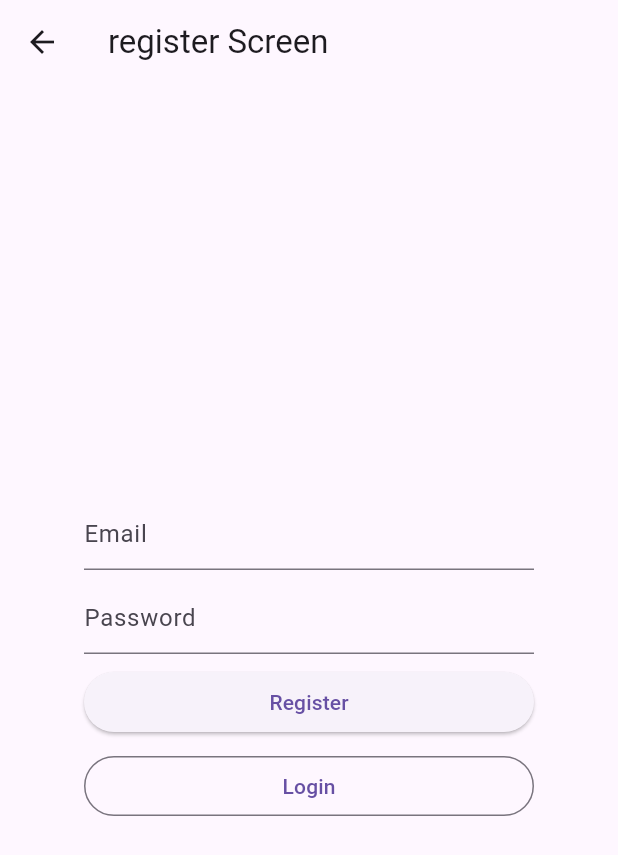
After one commit to yasirkhoirul/FlutterIntermediateDicoding, a Flutter app: the screen it shows after launch, after a tap on "LOGIN", after a tap on "REGISTERs", on a phone screen of 412 x 824 dp. The commit adds this screen. Shown: the top 855 px of the screen. Run offline on Flutter 3.47's test engine with Material 3 defaults, Android fonts, the phone set to English and light mode, and no system bars; our stand-ins replace logger, shared_preferences.

Commit message:
adding redirection navigation

```diff
--- a/navigation_2/lib/main.dart
+++ b/navigation_2/lib/main.dart
@@ -1,9 +1,7 @@
 import 'package:flutter/material.dart';
-import 'package:navigation_2/model/person.dart';
-import 'package:navigation_2/router/pagemanger.dart';
-import 'package:navigation_2/router/route.dart';
-import 'package:navigation_2/screen/detail.dart';
-import 'package:navigation_2/screen/home.dart';
+import 'package:navigation_2/db/authrepo.dart';
+import 'package:navigation_2/provider/auth_provider.dart';
+import 'package:navigation_2/router/route_delegate.dart';
 import 'package:provider/provider.dart';
 
 void main(List<String> args) {
@@ -17,13 +15,22 @@ class MyApp extends StatefulWidget {
 }
 
 class _MyAppState extends State<MyApp> {
+  late Myroute myRouterDelegate;
+  late AuthProvider authProvider;
+  @override
+  void initState() {
+    super.initState();
+    final authrepo = Authrepo();
+    authProvider = AuthProvider(authrepo);
+    myRouterDelegate = Myroute(authrepo);
+  }
   @override
   Widget build(BuildContext context) {
     return ChangeNotifierProvider(
-      create: (context) => Pagemanger(),
+      create: (context) => authProvider,
       child: MaterialApp(
         title: 'navigation2',
-        home: Router(routerDelegate: Myroute(GlobalKey<NavigatorState>()),backButtonDispatcher: RootBackButtonDispatcher(),),
+        home: Router(routerDelegate: myRouterDelegate,backButtonDispatcher: RootBackButtonDispatcher(),),
       ),
     );
   }
--- /dev/null
+++ b/navigation_2/lib/model/user.dart
@@ -0,0 +1,34 @@
+import 'dart:convert';
+
+class User {
+  final String username;
+  final String password;
+  User({required this.username, required this.password});
+  @override
+  String toString() {
+    // unttuk debugging lebih mudah
+    return 'User(username: $username, password: $password)';
+  }
+
+  factory User.fromjson(String source)=> jsonDecode(source);
+  // String jsonString = '{"name": "Ravi", "age": 21}';
+  // var data = jsonDecode(jsonString);
+  // print(data['name']); // Output: Ravi
+  factory User.frommap(Map<String, dynamic> json) {
+    return User(username: json['username'], password: json['password']);
+  }
+
+  String tojson()=> jsonEncode(toMap());
+  Map<String, dynamic> toMap() {
+    return {'username': username, 'password': password};
+  }
+
+  bool operator ==(Object other){
+    if (identical(this, other)) return true;
+    return other is User && other.username == username  && other.password == password;
+  }
+
+  @override
+  // TODO: implement hashCode
+  int get hashCode => Object.hash(username, password);
+}
--- /dev/null
+++ b/navigation_2/lib/provider/auth_provider.dart
@@ -0,0 +1,56 @@
+import 'package:flutter/material.dart';
+import 'package:logger/web.dart';
+import 'package:navigation_2/db/authrepo.dart';
+import 'package:navigation_2/model/user.dart';
+
+class AuthProvider extends ChangeNotifier {
+  final Authrepo authrepostory;
+  AuthProvider(this.authrepostory);
+  bool isloadinglogin = false;
+  bool isloadinglogout = false;
+  bool isloadingregister = false;
+  bool isloggedin = false;
+
+  Future<bool> login(User user) async {
+    isloadinglogin = true;
+    notifyListeners();
+
+    final userState = await authrepostory.getUser();
+    Logger().d(userState);
+    if (user == userState) {
+      await authrepostory.login();
+    }
+    isloggedin = await authrepostory.isLoggedin();
+    isloadinglogin = false;
+    notifyListeners();
+
+    return isloggedin;
+  }
+
+  Future<bool> signout()async{
+    isloadinglogout = false;
+    notifyListeners();
+
+    final logout = await authrepostory.logout();
+
+    if (logout) {
+      await authrepostory.deleteUser();
+    }
+
+    isloggedin = await authrepostory.isLoggedin();
+
+    isloadinglogout =false;
+    notifyListeners();
+
+    return !isloggedin;
+  }
+
+  Future<bool> saveUser(User user) async {
+    isloadingregister = true;
+    notifyListeners();
+    final userState = await authrepostory.saveUser(user);
+    isloadingregister = false;
+    notifyListeners();
+    return userState;
+  }
+}
--- /dev/null
+++ b/navigation_2/lib/router/route_delegate.dart
@@ -0,0 +1,140 @@
+import 'package:flutter/material.dart';
+import 'package:logger/logger.dart';
+import 'package:navigation_2/db/authrepo.dart';
+import 'package:navigation_2/model/person.dart';
+import 'package:navigation_2/screen/detail.dart';
+import 'package:navigation_2/screen/form.dart';
+import 'package:navigation_2/screen/home.dart';
+import 'package:navigation_2/screen/login_screen.dart';
+import 'package:navigation_2/screen/register_screen.dart';
+import 'package:navigation_2/screen/splashscreen.dart';
+
+class Myroute extends RouterDelegate
+    with ChangeNotifier, PopNavigatorRouterDelegateMixin {
+  final GlobalKey<NavigatorState> _navigatorkey;
+  final Authrepo authrepo;
+  Person? persondata;
+  bool isform = false;
+  List<Page> historystack = [];
+  bool? isLoggedin;
+  bool isregistered = false;
+
+  Myroute(this.authrepo) : _navigatorkey = GlobalKey<NavigatorState>() {
+    _init();
+  }
+  _init() async {
+    isLoggedin = await authrepo.isLoggedin();
+    notifyListeners();
+  }
+
+  List<Page> get splashstack => const [
+    MaterialPage(key: ValueKey("splashpage"), child: Splashscreen()),
+  ];
+
+  List<Page> get _loggedOutStack => [
+    MaterialPage(
+      key: ValueKey("loginpage"),
+      child: LoginScreen(
+        onLogin: () {
+          isLoggedin = true;
+          notifyListeners();
+        },
+        onRegister: () {
+          isregistered = true;
+          Logger().d(isregistered);
+          notifyListeners();
+        },
+      ),
+    ),
+    if (isregistered == true)
+      MaterialPage(
+        key: ValueKey("registerpage"),
+        child: RegisterScreen(
+          onLogin: () {
+            isregistered = false;
+            notifyListeners();
+          },
+          onRegister: () {
+            isregistered = false;
+            notifyListeners();
+          },
+        ),
+      ),
+  ];
+
+  List<Page> get loggedinStack => [
+    MaterialPage(
+      key: const ValueKey("quotesPage"),
+      child: Home(
+        ontap: (data) {
+          persondata = data;
+          notifyListeners();
+        },
+        ontapform: () {
+          isform = true;
+          notifyListeners();
+        },
+        onlogout: () {
+          isLoggedin = false;
+          notifyListeners();
+        },
+      ),
+    ),
+    if (persondata != null)
+      MaterialPage(
+        key: ValueKey('detail-${persondata!.id}'),
+        child: Detail(person: persondata ?? Person(0, "nama", "keahlian")),
+      ),
+    if (isform)
+      MaterialPage(
+        key: ValueKey('formscreen'),
+        child: Formscreen(
+          onsend: () {
+            isform = false;
+            notifyListeners();
+          },
+        ),
+      ),
+  ];
+
+  @override
+  Widget build(BuildContext context) {
+    if (isLoggedin == null) {
+      historystack = splashstack;
+    } else if (isLoggedin == true) {
+      historystack = loggedinStack;
+    } else {
+      historystack = _loggedOutStack;
+    }
+    return Navigator(
+      key: navigatorKey,
+      pages: historystack,
+      onDidRemovePage: (page) {
+        if (persondata != null) {
+          if (page.key == ValueKey('detail-${persondata!.id}')) {
+            persondata = null;
+            notifyListeners();
+          }
+        }
+        if (page.key == ValueKey('formscreen')) {
+          isform = false;
+          notifyListeners();
+        }
+        if (page.key == const ValueKey("RegisterPage")) {
+          isregistered = false;
+          notifyListeners();
+        }
+      },
+    );
+  }
+
+  @override
+  // TODO: implement navigatorKey
+  GlobalKey<NavigatorState>? get navigatorKey => _navigatorkey;
+
+  @override
+  Future<void> setNewRoutePath(configuration) {
+    // TODO: implement setNewRoutePath
+    throw UnimplementedError();
+  }
+}
--- /dev/null
+++ b/navigation_2/lib/screen/login_screen.dart
@@ -0,0 +1,105 @@
+import 'package:flutter/material.dart';
+import 'package:navigation_2/model/user.dart';
+import 'package:navigation_2/provider/auth_provider.dart';
+import 'package:provider/provider.dart';
+
+class LoginScreen extends StatefulWidget {
+  final Function() onLogin;
+  final Function() onRegister;
+  const LoginScreen({
+    super.key,
+    required this.onLogin,
+    required this.onRegister,
+  });
+
+  @override
+  State<LoginScreen> createState() => _LoginScreenState();
+}
+
+class _LoginScreenState extends State<LoginScreen> {
+  final emailController = TextEditingController();
+  final passwordController = TextEditingController();
+  final formKey = GlobalKey<FormState>();
+  @override
+  void dispose() {
+    emailController.dispose();
+    passwordController.dispose();
+    super.dispose();
+  }
+
+  @override
+  Widget build(BuildContext context) {
+    // TODO: implement build
+    return Scaffold(
+      appBar: AppBar(title: const Text("Login Screen")),
+      body: Center(
+        child: ConstrainedBox(
+          constraints: const BoxConstraints(maxWidth: 300),
+          child: Form(
+            key: formKey,
+            child: Column(
+              mainAxisAlignment: MainAxisAlignment.center,
+              crossAxisAlignment: CrossAxisAlignment.stretch,
+              children: [
+                TextFormField(
+                  controller: emailController,
+                  validator: (value) {
+                    if (value == null || value.isEmpty) {
+                      return 'Please enter your email.';
+                    }
+                    return null;
+                  },
+                  decoration: const InputDecoration(hintText: "Email"),
+                ),
+                const SizedBox(height: 8),
+                TextFormField(
+                  controller: passwordController,
+                  obscureText: true,
+                  decoration: const InputDecoration(hintText: "Password"),
+                  validator: (value) {
+                    if (value == null || value.isEmpty) {
+                      return 'Please enter your password.';
+                    }
+                    return null;
+                  },
+                ),
+                const SizedBox(height: 8),
+                context.watch<AuthProvider>().isloadinglogin
+                    ? const Center(child: CircularProgressIndicator())
+                    : ElevatedButton(
+                        onPressed: () async {
+                          if (formKey.currentState!.validate()) {
+                            final scaffoldMessenger = ScaffoldMessenger.of(
+                              context,
+                            );
+                            final User user = User(
+                              username: emailController.text,
+                              password: passwordController.text,
+                            );
+                            final authRead = context.read<AuthProvider>();
+                            final result = await authRead.login(user);
+                            if (result) {
+                              widget.onLogin();
+                            } else {
+                              scaffoldMessenger.showSnackBar(
+                                const SnackBar(
+                                  content: Text(
+                                    "Your email or password is invalid ",
+                                  ),
+                                ),
+                              );
+                            }
+                          }
+                        },
+                        child: const Text("LOGIN"),
+                      ),
+                const SizedBox(height: 8),
+                OutlinedButton(onPressed: () {widget.onRegister();}, child: const Text("REGISTERs")),
+              ],
+            ),
+          ),
+        ),
+      ),
+    );
+  }
+}
--- /dev/null
+++ b/navigation_2/lib/screen/register_screen.dart
@@ -0,0 +1,105 @@
+import 'package:flutter/material.dart';
+import 'package:navigation_2/model/user.dart';
+import 'package:navigation_2/provider/auth_provider.dart';
+import 'package:provider/provider.dart';
+
+class RegisterScreen extends StatefulWidget {
+  final Function() onLogin;
+  final Function() onRegister;
+  const RegisterScreen({
+    super.key,
+    required this.onLogin,
+    required this.onRegister,
+  });
+
+  @override
+  State<RegisterScreen> createState() => _LoginScreenState();
+}
+
+class _LoginScreenState extends State<RegisterScreen> {
+  final emailController = TextEditingController();
+  final passwordController = TextEditingController();
+  final formKey = GlobalKey<FormState>();
+  @override
+  void dispose() {
+    emailController.dispose();
+    passwordController.dispose();
+    super.dispose();
+  }
+
+  @override
+  Widget build(BuildContext context) {
+    // TODO: implement build
+    return Scaffold(
+      appBar: AppBar(title: const Text("register Screen")),
+      body: Center(
+        child: ConstrainedBox(
+          constraints: const BoxConstraints(maxWidth: 300),
+          child: Form(
+            key: formKey,
+            child: Column(
+              mainAxisAlignment: MainAxisAlignment.center,
+              crossAxisAlignment: CrossAxisAlignment.stretch,
+              children: [
+                TextFormField(
+                  controller: emailController,
+                  validator: (value) {
+                    if (value == null || value.isEmpty) {
+                      return 'Please enter your email.';
+                    }
+                    return null;
+                  },
+                  decoration: const InputDecoration(hintText: "Email"),
+                ),
+                const SizedBox(height: 8),
+                TextFormField(
+                  controller: passwordController,
+                  obscureText: true,
+                  decoration: const InputDecoration(hintText: "Password"),
+                  validator: (value) {
+                    if (value == null || value.isEmpty) {
+                      return 'Please enter your password.';
+                    }
+                    return null;
+                  },
+                ),
+                const SizedBox(height: 8),
+                context.watch<AuthProvider>().isloadingregister
+                    ? const Center(child: CircularProgressIndicator())
+                    : ElevatedButton(
+                        onPressed: () async {
+                          if (formKey.currentState!.validate()) {
+                            final scaffoldMessenger = ScaffoldMessenger.of(
+                              context,
+                            );
+                            final User user = User(
+                              username: emailController.text,
+                              password: passwordController.text,
+                            );
+                            final authRead = context.read<AuthProvider>();
+                            final result = await authRead.saveUser(user);
+                            if (result) {
+                              widget.onRegister();
+                            } else {
+                              scaffoldMessenger.showSnackBar(
+                                const SnackBar(
+                                  content: Text(
+                                    "Your email or password is invalid",
+                                  ),
+                                ),
+                              );
+                            }
+                          }
+                        },
+                        child: const Text("Register"),
+                      ),
+                const SizedBox(height: 8),
+                OutlinedButton(onPressed: () => widget.onLogin, child: const Text("Login")),
+              ],
+            ),
+          ),
+        ),
+      ),
+    );
+  }
+}
--- /dev/null
+++ b/navigation_2/lib/screen/splashscreen.dart
@@ -0,0 +1,24 @@
+import 'package:flutter/material.dart';
+
+class Splashscreen extends StatelessWidget {
+  const Splashscreen({super.key});
+  @override
+  Widget build(BuildContext context) {
+    // TODO: implement build
+    return Scaffold(
+      appBar: AppBar(),
+      body: Center(
+        child: Column(
+          mainAxisAlignment: MainAxisAlignment.center,
+          children: [
+            Text(
+              'Loading Splash...',
+              style: Theme.of(context).textTheme.headlineSmall,
+              textAlign: TextAlign.center,
+            ),
+          ],
+        ),
+      ),
+    );
+  }
+}
--- a/navigation_2/pubspec.yaml
+++ b/navigation_2/pubspec.yaml
@@ -31,6 +31,8 @@ dependencies:
   flutter:
     sdk: flutter
   provider: ^6.1.5+1
+  shared_preferences: ^2.5.2
+  logger: ^2.6.2
   # The following adds the Cupertino Icons font to your application.
   # Use with the CupertinoIcons class for iOS style icons.
   cupertino_icons: ^1.0.8
```
Also changed, not shown: navigation_2/lib/db/authrepo.dart (added, +50 -0 lines), navigation_2/lib/router/route.dart (deleted, +0 -77 lines), navigation_2/lib/screen/home.dart (+38 -11 lines), navigation_2/pubspec.lock, 1 other file.
